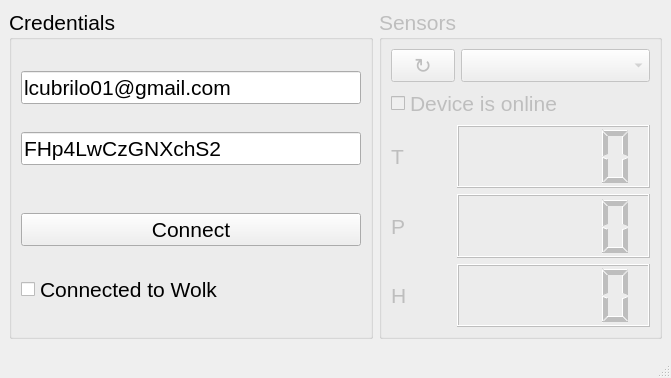
The window that DataVisualizerApp/mainwindow.ui (lcubrilo/IoT-Ambience-DataVisualizer) describes before a commit, drawn with Qt 5.
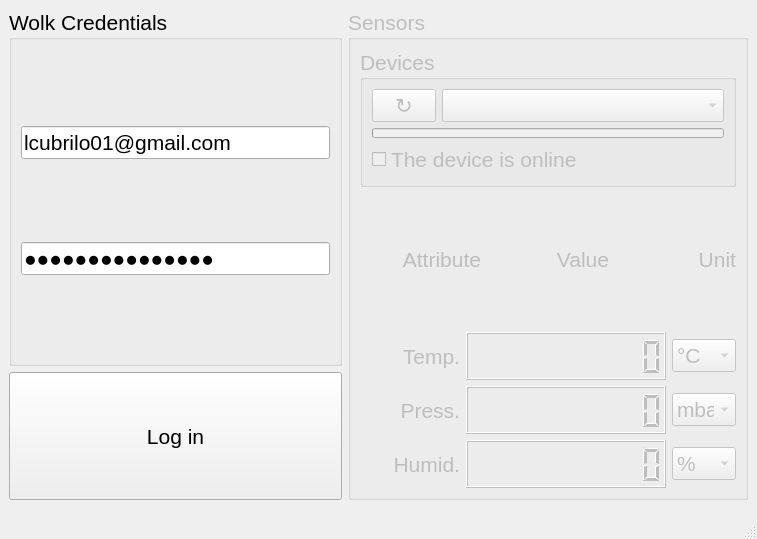
The same window after the commit.

Commit message: Polished up the app substantially. Added units, disconnect, email check, minor bugfixes etc

What changed in the file:
```diff
--- a/DataVisualizerApp/mainwindow.ui
+++ b/DataVisualizerApp/mainwindow.ui
@@ -6,8 +6,8 @@
    <rect>
     <x>0</x>
     <y>0</y>
-    <width>671</width>
-    <height>378</height>
+    <width>757</width>
+    <height>539</height>
    </rect>
   </property>
   <property name="font">
@@ -23,7 +23,7 @@
     <item row="0" column="0">
      <widget class="QGroupBox" name="credGroup">
       <property name="title">
-       <string>Credentials</string>
+       <string>Wolk Credentials</string>
       </property>
       <layout class="QVBoxLayout" name="verticalLayout">
        <item>
@@ -53,42 +53,18 @@
          <property name="text">
           <string>FHp4LwCzGNXchS2</string>
          </property>
+         <property name="echoMode">
+          <enum>QLineEdit::Password</enum>
+         </property>
          <property name="placeholderText">
           <string>Password</string>
          </property>
         </widget>
        </item>
-       <item>
-        <spacer name="horizontalSpacer">
-         <property name="orientation">
-          <enum>Qt::Horizontal</enum>
-         </property>
-         <property name="sizeHint" stdset="0">
-          <size>
-           <width>40</width>
-           <height>20</height>
-          </size>
-         </property>
-        </spacer>
-       </item>
-       <item>
-        <widget class="QPushButton" name="pushButton">
-         <property name="text">
-          <string>Connect</string>
-         </property>
-        </widget>
-       </item>
-       <item>
-        <widget class="QCheckBox" name="isConnected">
-         <property name="text">
-          <string>Connected to Wolk</string>
-         </property>
-        </widget>
-       </item>
       </layout>
      </widget>
     </item>
-    <item row="0" column="1">
+    <item row="0" column="1" rowspan="2">
      <widget class="QGroupBox" name="sensGroup">
       <property name="enabled">
        <bool>false</bool>
@@ -98,48 +74,128 @@
       </property>
       <layout class="QVBoxLayout" name="verticalLayout_2">
        <item>
-        <layout class="QHBoxLayout" name="horizontalLayout_4">
+        <widget class="QGroupBox" name="deviceGroup">
+         <property name="title">
+          <string>Devices</string>
+         </property>
+         <layout class="QVBoxLayout" name="verticalLayout_3">
+          <item>
+           <layout class="QHBoxLayout" name="horizontalLayout_4">
+            <item>
+             <widget class="QPushButton" name="refreshButton">
+              <property name="maximumSize">
+               <size>
+                <width>64</width>
+                <height>64</height>
+               </size>
+              </property>
+              <property name="text">
+               <string>↻</string>
+              </property>
+             </widget>
+            </item>
+            <item>
+             <widget class="QComboBox" name="deviceCombo">
+              <property name="currentText">
+               <string>Scan for devices</string>
+              </property>
+              <property name="placeholderText">
+               <string>Scan for devices</string>
+              </property>
+             </widget>
+            </item>
+           </layout>
+          </item>
+          <item>
+           <widget class="QProgressBar" name="progressBar">
+            <property name="maximumSize">
+             <size>
+              <width>16777215</width>
+              <height>10</height>
+             </size>
+            </property>
+            <property name="value">
+             <number>0</number>
+            </property>
+            <property name="textVisible">
+             <bool>false</bool>
+            </property>
+           </widget>
+          </item>
+          <item>
+           <widget class="QCheckBox" name="isConnected">
+            <property name="focusPolicy">
+             <enum>Qt::NoFocus</enum>
+            </property>
+            <property name="text">
+             <string>The device is online</string>
+            </property>
+           </widget>
+          </item>
+         </layout>
+        </widget>
+       </item>
+       <item>
+        <layout class="QHBoxLayout" name="horizontalLayout_6">
          <item>
-          <widget class="QPushButton" name="refreshButton">
-           <property name="maximumSize">
+          <widget class="QLabel" name="label_5">
+           <property name="text">
+            <string>Attribute</string>
+           </property>
+           <property name="alignment">
+            <set>Qt::AlignRight|Qt::AlignTrailing|Qt::AlignVCenter</set>
+           </property>
+          </widget>
+         </item>
+         <item>
+          <widget class="QLabel" name="label_4">
+           <property name="text">
+            <string>Value</string>
+           </property>
+           <property name="alignment">
+            <set>Qt::AlignRight|Qt::AlignTrailing|Qt::AlignVCenter</set>
+           </property>
+          </widget>
+         </item>
+         <item>
+          <widget class="QLabel" name="label_6">
+           <property name="minimumSize">
             <size>
              <width>64</width>
-             <height>64</height>
+             <height>0</height>
             </size>
            </property>
            <property name="text">
-            <string>↻</string>
+            <string>Unit</string>
            </property>
-          </widget>
-         </item>
-         <item>
-          <widget class="QComboBox" name="deviceCombo">
-           <property name="placeholderText">
-            <string>Choose a device</string>
+           <property name="alignment">
+            <set>Qt::AlignRight|Qt::AlignTrailing|Qt::AlignVCenter</set>
            </property>
           </widget>
          </item>
         </layout>
        </item>
-       <item>
-        <widget class="QCheckBox" name="isOnline">
-         <property name="text">
-          <string>Device is online</string>
-         </property>
-        </widget>
-       </item>
        <item>
         <layout class="QHBoxLayout" name="horizontalLayout">
          <item>
           <widget class="QLabel" name="label">
+           <property name="minimumSize">
+            <size>
+             <width>100</width>
+             <height>0</height>
+            </size>
+           </property>
            <property name="maximumSize">
             <size>
-             <width>60</width>
+             <width>16777215</width>
              <height>16777215</height>
             </size>
            </property>
            <property name="text">
-            <string>T</string>
+            <string>Temp.</string>
+           </property>
+           <property name="alignment">
+            <set>Qt::AlignRight|Qt::AlignTrailing|Qt::AlignVCenter</set>
            </property>
           </widget>
          </item>
@@ -147,8 +203,8 @@
           <widget class="QLCDNumber" name="lcdTemp">
            <property name="minimumSize">
             <size>
-             <width>100</width>
-             <height>0</height>
+             <width>200</width>
+             <height>48</height>
             </size>
            </property>
            <property name="maximumSize">
@@ -162,6 +218,40 @@
              <pointsize>16</pointsize>
             </font>
            </property>
+           <property name="digitCount">
+            <number>10</number>
+           </property>
+          </widget>
+         </item>
+         <item>
+          <widget class="QComboBox" name="tempCombo">
+           <property name="minimumSize">
+            <size>
+             <width>0</width>
+             <height>0</height>
+            </size>
+           </property>
+           <property name="maximumSize">
+            <size>
+             <width>64</width>
+             <height>16777215</height>
+            </size>
+           </property>
+           <item>
+            <property name="text">
+             <string>°C</string>
+            </property>
+           </item>
+           <item>
+            <property name="text">
+             <string>K</string>
+            </property>
+           </item>
+           <item>
+            <property name="text">
+             <string>F</string>
+            </property>
+           </item>
           </widget>
          </item>
         </layout>
@@ -170,14 +260,23 @@
         <layout class="QHBoxLayout" name="horizontalLayout_2">
          <item>
           <widget class="QLabel" name="label_2">
+           <property name="minimumSize">
+            <size>
+             <width>100</width>
+             <height>0</height>
+            </size>
+           </property>
            <property name="maximumSize">
             <size>
-             <width>60</width>
+             <width>16777215</width>
              <height>16777215</height>
             </size>
            </property>
            <property name="text">
-            <string>P</string>
+            <string>Press.</string>
+           </property>
+           <property name="alignment">
+            <set>Qt::AlignRight|Qt::AlignTrailing|Qt::AlignVCenter</set>
            </property>
           </widget>
          </item>
@@ -185,8 +284,8 @@
           <widget class="QLCDNumber" name="lcdPres">
            <property name="minimumSize">
             <size>
-             <width>100</width>
-             <height>0</height>
+             <width>200</width>
+             <height>48</height>
             </size>
            </property>
            <property name="maximumSize">
@@ -195,6 +294,39 @@
              <height>16777215</height>
             </size>
            </property>
+           <property name="digitCount">
+            <number>10</number>
+           </property>
+          </widget>
+         </item>
+         <item>
+          <widget class="QComboBox" name="presCombo">
+           <property name="maximumSize">
+            <size>
+             <width>64</width>
+             <height>16777215</height>
+            </size>
+           </property>
+           <item>
+            <property name="text">
+             <string>mbar</string>
+            </property>
+           </item>
+           <item>
+            <property name="text">
+             <string>hPa</string>
+            </property>
+           </item>
+           <item>
+            <property name="text">
+             <string>kPa</string>
+            </property>
+           </item>
+           <item>
+            <property name="text">
+             <string>psi</string>
+            </property>
+           </item>
           </widget>
          </item>
         </layout>
@@ -203,14 +335,23 @@
         <layout class="QHBoxLayout" name="horizontalLayout_3">
          <item>
           <widget class="QLabel" name="label_3">
+           <property name="minimumSize">
+            <size>
+             <width>100</width>
+             <height>0</height>
+            </size>
+           </property>
            <property name="maximumSize">
             <size>
-             <width>60</width>
+             <width>16777215</width>
              <height>16777215</height>
             </size>
            </property>
            <property name="text">
-            <string>H</string>
+            <string>Humid.</string>
+           </property>
+           <property name="alignment">
+            <set>Qt::AlignRight|Qt::AlignTrailing|Qt::AlignVCenter</set>
            </property>
           </widget>
          </item>
@@ -218,8 +359,8 @@
           <widget class="QLCDNumber" name="lcdHumi">
            <property name="minimumSize">
             <size>
-             <width>100</width>
-             <height>0</height>
+             <width>200</width>
+             <height>48</height>
             </size>
            </property>
            <property name="maximumSize">
@@ -228,6 +369,24 @@
              <height>16777215</height>
             </size>
            </property>
+           <property name="digitCount">
+            <number>10</number>
+           </property>
+          </widget>
+         </item>
+         <item>
+          <widget class="QComboBox" name="humiCombo">
+           <property name="maximumSize">
+            <size>
+             <width>64</width>
+             <height>16777215</height>
+            </size>
+           </property>
+           <item>
+            <property name="text">
+             <string>%</string>
+            </property>
+           </item>
           </widget>
          </item>
         </layout>
@@ -235,6 +394,19 @@
       </layout>
      </widget>
     </item>
+    <item row="1" column="0">
+     <widget class="QPushButton" name="pushButton">
+      <property name="minimumSize">
+       <size>
+        <width>0</width>
+        <height>128</height>
+       </size>
+      </property>
+      <property name="text">
+       <string>Log in</string>
+      </property>
+     </widget>
+    </item>
    </layout>
   </widget>
   <widget class="QMenuBar" name="menubar">
```
Left out of the diff: 2 changed lines with no effect on the pictures. The commit also changes 3 other files.
